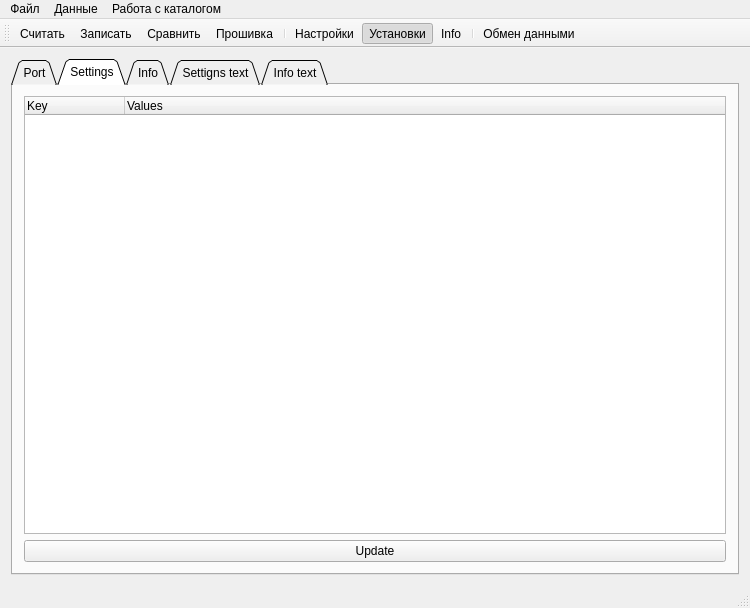
Above: ListenPort/listenport.ui from Evgeniykull/ListenPort before the change. Below: the same form after it.
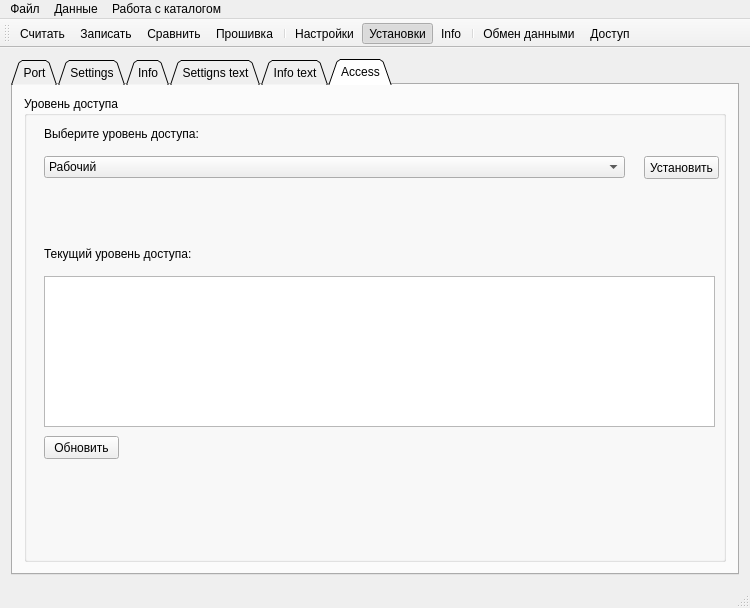
That is the form after the change. The open tabs and pages were chosen to show the change. Icons and pictures are not drawn.

Commit message: Добавлена возможность выбора доступа

Diff of the .ui file:
```diff
--- a/ListenPort/listenport.ui
+++ b/ListenPort/listenport.ui
@@ -266,6 +266,107 @@
         </item>
        </layout>
       </widget>
+      <widget class="QWidget" name="tab_6">
+       <attribute name="title">
+        <string>Access</string>
+       </attribute>
+       <layout class="QGridLayout" name="gridLayout_7">
+        <item row="0" column="1">
+         <widget class="QGroupBox" name="grBoxAccess">
+          <property name="title">
+           <string>Уровень доступа</string>
+          </property>
+          <widget class="QLabel" name="lblAccess">
+           <property name="geometry">
+            <rect>
+             <x>20</x>
+             <y>30</y>
+             <width>261</width>
+             <height>16</height>
+            </rect>
+           </property>
+           <property name="text">
+            <string>Выберите уровень доступа:</string>
+           </property>
+          </widget>
+          <widget class="QComboBox" name="cbAccess">
+           <property name="geometry">
+            <rect>
+             <x>20</x>
+             <y>60</y>
+             <width>581</width>
+             <height>22</height>
+            </rect>
+           </property>
+           <item>
+            <property name="text">
+             <string>Рабочий</string>
+            </property>
+           </item>
+           <item>
+            <property name="text">
+             <string>Административный</string>
+            </property>
+           </item>
+           <item>
+            <property name="text">
+             <string>Заводской</string>
+            </property>
+           </item>
+          </widget>
+          <widget class="QPushButton" name="pbAcess">
+           <property name="geometry">
+            <rect>
+             <x>620</x>
+             <y>60</y>
+             <width>75</width>
+             <height>23</height>
+            </rect>
+           </property>
+           <property name="text">
+            <string>Установить</string>
+           </property>
+          </widget>
+          <widget class="QLabel" name="lblAccessNow">
+           <property name="geometry">
+            <rect>
+             <x>20</x>
+             <y>150</y>
+             <width>261</width>
+             <height>16</height>
+            </rect>
+           </property>
+           <property name="text">
+            <string>Текущий уровень доступа:</string>
+           </property>
+          </widget>
+          <widget class="QTextEdit" name="teAccessNow">
+           <property name="geometry">
+            <rect>
+             <x>20</x>
+             <y>180</y>
+             <width>671</width>
+             <height>151</height>
+            </rect>
+           </property>
+          </widget>
+          <widget class="QPushButton" name="pbAceesNow">
+           <property name="geometry">
+            <rect>
+             <x>20</x>
+             <y>340</y>
+             <width>75</width>
+             <height>23</height>
+            </rect>
+           </property>
+           <property name="text">
+            <string>Обновить</string>
+           </property>
+          </widget>
+         </widget>
+        </item>
+       </layout>
+      </widget>
      </widget>
     </item>
    </layout>
@@ -323,6 +424,7 @@
    <addaction name="actParams"/>
    <addaction name="separator"/>
    <addaction name="actExchange"/>
+   <addaction name="actAccess"/>
   </widget>
   <widget class="QStatusBar" name="statusBar"/>
   <action name="actRead">
@@ -518,6 +620,14 @@
     <string>Записать изменения</string>
    </property>
   </action>
+  <action name="actAccess">
+   <property name="checkable">
+    <bool>true</bool>
+   </property>
+   <property name="text">
+    <string>Доступ</string>
+   </property>
+  </action>
  </widget>
  <layoutdefault spacing="6" margin="11"/>
  <resources>
```
Left out of the diff: 2 changed lines with no effect on the pictures. The commit also changes 2 other files.
